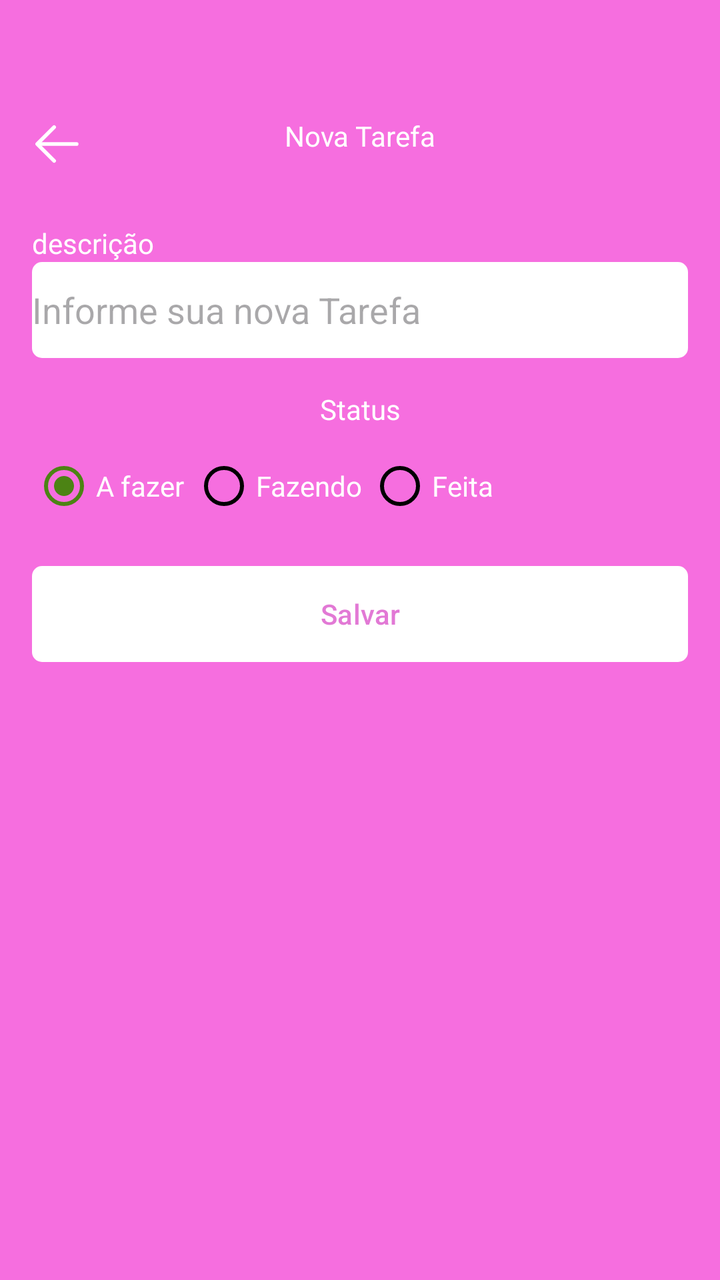
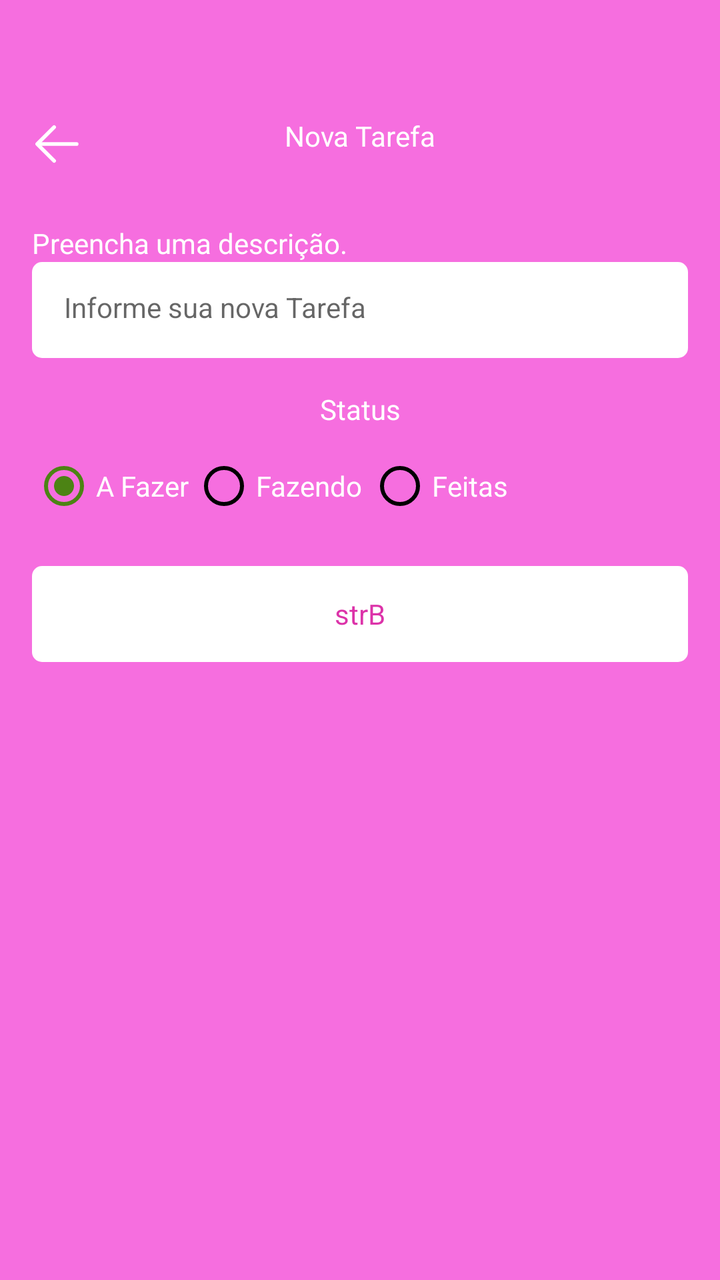

Screens rendered from an Android XML layout before and after an edit, with the pre-edit source and the edit as a unified diff.
<!-- AndroidManifest.xml: application theme Theme.Kanban -->
<!-- res/layout/fragment_form_task.xml -->
<?xml version="1.0" encoding="utf-8"?>
<ScrollView xmlns:android="http://schemas.android.com/apk/res/android"
    xmlns:tools="http://schemas.android.com/tools"
    android:layout_width="match_parent"
    android:layout_height="match_parent"
    xmlns:app="http://schemas.android.com/apk/res-auto"
    tools:context=".ui.FormTaskFragment">

    <LinearLayout
        android:layout_width="match_parent"
        android:layout_height="wrap_content"
        android:orientation="vertical">

        <com.google.android.material.appbar.MaterialToolbar
            android:id="@+id/toolbar"
            android:layout_width="match_parent"
            android:layout_height="wrap_content"
            app:navigationIcon="@drawable/icback"
            android:paddingTop="40dp" >
            <TextView
                android:layout_width="wrap_content"
                android:layout_height="wrap_content"
                android:text="Nova Tarefa"
                android:textColor="@color/white"
                android:layout_gravity="center_horizontal"/>
        </com.google.android.material.appbar.MaterialToolbar>
    <androidx.constraintlayout.widget.ConstraintLayout
        android:layout_width="match_parent"
        android:layout_height="match_parent"
        android:padding="16dp">

        <TextView
            android:id="@+id/textView"
            android:layout_width="wrap_content"
            android:layout_height="wrap_content"
            android:text="descrição"
            android:textColor="@color/white"
            app:layout_constraintStart_toStartOf="parent"
            app:layout_constraintTop_toTopOf="parent"
            />
        <EditText
            android:id="@+id/editTextDescricao"
            android:layout_width="match_parent"
            android:layout_height="48dp"
            android:background="@drawable/bg_edit_text"
            android:hint="Informe sua nova Tarefa"
            app:layout_constraintEnd_toEndOf="parent"
            app:layout_constraintStart_toStartOf="parent"
            app:layout_constraintTop_toBottomOf="@id/textView"/>

        <TextView
            android:id="@+id/textViewStatus"
            android:layout_width="wrap_content"
            android:layout_height="wrap_content"
            android:layout_marginTop="16dp"
            android:text="Status"
            android:textColor="@color/white"
            app:layout_constraintEnd_toEndOf="parent"
            app:layout_constraintStart_toStartOf="parent"
            app:layout_constraintTop_toBottomOf="@id/editTextDescricao"
            />
        <RadioGroup
            android:layout_width="match_parent"
            android:layout_height="wrap_content"
            android:layout_marginTop="5dp"
            android:orientation="horizontal"
            android:id="@+id/radioGroup"
            app:layout_constraintEnd_toEndOf="parent"
            app:layout_constraintStart_toStartOf="parent"
            app:layout_constraintTop_toBottomOf="@id/textViewStatus"
            >
            <RadioButton
                android:layout_width="80dp"
                android:layout_height="48dp"
                android:backgroundTint="@color/black"
                android:id="@+id/rbTodo"
                android:text="A fazer"
                android:checked="true"
                android:theme="@style/MyRadioButton"
                android:textColor="@color/white"/>
            <RadioButton
                android:layout_width="88dp"
                android:layout_height="48dp"
                android:backgroundTint="@color/black"
                android:id="@+id/rbDoing"
                android:theme="@style/MyRadioButton"
                android:text="Fazendo"
                android:textColor="@color/white"/>
            <RadioButton
                android:layout_width="88dp"
                android:layout_height="48dp"
                android:backgroundTint="@color/black"
                android:id="@+id/rbDone"
                android:theme="@style/MyRadioButton"
                android:text="Feita"
                android:textColor="@color/white"/>

        </RadioGroup>

        <com.google.android.material.button.MaterialButton
            android:id="@+id/buttonSave"
            android:layout_width="match_parent"
            android:layout_height="wrap_content"
            android:layout_marginTop="16dp"
            android:background="@drawable/bg_btn"
            android:text="Salvar"
            android:textAllCaps="false"
            android:textColor="@color/primaria"
            app:backgroundTint="@null"
            app:layout_constraintEnd_toEndOf="parent"
            app:layout_constraintStart_toStartOf="parent"
            app:layout_constraintTop_toBottomOf="@+id/radioGroup"/>
        <ProgressBar

            android:layout_width="wrap_content"

            android:layout_height="wrap_content"

            android:id="@+id/progressBar"
            android:layout_marginTop="8dp"
            android:layout_gravity="center"
            android:indeterminateTint="@color/white"
            android:visibility="invisible"
            tools:visibility="visible"
            app:layout_constraintEnd_toEndOf="parent"
            app:layout_constraintStart_toStartOf="parent"
            app:layout_constraintTop_toBottomOf="@+id/buttonSave"/>


    </androidx.constraintlayout.widget.ConstraintLayout>
    </LinearLayout>
</ScrollView>
<!-- resources referenced by this layout -->
<resources>
  <color name="black">#FF000000</color>
  <color name="primaria">#E279D5</color>
  <color name="white">#FFFFFFFF</color>
  <!-- drawable bg_btn (drawable) -->
  <?xml version="1.0" encoding="utf-8"?>
  <shape xmlns:android="http://schemas.android.com/apk/res/android"
      android:shape="rectangle">
      <solid android:color="@color/white"/>
      <corners android:radius="5dp"/>
  </shape>
  <!-- drawable bg_edit_text (drawable) -->
  <?xml version="1.0" encoding="utf-8"?>
  <shape xmlns:android="http://schemas.android.com/apk/res/android"
      android:shape="rectangle">
      <solid android:color="@color/white"/>
      <corners android:radius="5dp"/>
  </shape>
  <!-- drawable icback (drawable) -->
  <vector xmlns:android="http://schemas.android.com/apk/res/android"
      android:width="30dp"
      android:height="30dp"
      android:viewportWidth="1024"
      android:viewportHeight="1024">
    <path
        android:pathData="M224,480h640a32,32 0,1 1,0 64H224a32,32 0,0 1,0 -64z"
        android:fillColor="@color/white"/>
    <path
        android:pathData="m237.2,512 l265.4,265.3a32,32 0,0 1,-45.3 45.3l-288,-288a32,32 0,0 1,0 -45.3l288,-288a32,32 0,1 1,45.3 45.3L237.2,512z"
        android:fillColor="@color/white"/>
  </vector>
  <style name="MyRadioButton" parent="Theme.AppCompat.Light">
          <item name="colorControlNormal">@color/black</item>
          <item name="colorControlActivated">@color/green</item>
      </style>
  <style name="Theme.Kanban" parent="Base.Theme.Kanban" />
  <color name="green">#4C8314</color>
  <style name="Base.Theme.Kanban" parent="Theme.Material3.DayNight.NoActionBar">
          
          
          <item name="colorPrimary">@color/primaria</item>
          <item name="colorPrimaryVariant">@color/primariaVariante</item>
          <item name="android:windowBackground">@color/fundo</item>
      </style>
  <color name="primariaVariante">#DC33A9</color>
  <color name="fundo">#F66EDF</color>
</resources>

<!-- the commit's change to res/layout/fragment_form_task.xml (unified diff, before → after) -->
@@ -33,7 +33,7 @@
             android:id="@+id/textView"
             android:layout_width="wrap_content"
             android:layout_height="wrap_content"
-            android:text="descrição"
+            android:text="@string/description_empty_form_task_fragment"
             android:textColor="@color/white"
             app:layout_constraintStart_toStartOf="parent"
             app:layout_constraintTop_toTopOf="parent"
@@ -42,7 +42,7 @@
             android:id="@+id/editTextDescricao"
             android:layout_width="match_parent"
             android:layout_height="48dp"
-            android:background="@drawable/bg_edit_text"
+            style="@style/EditTextTheme"
             android:hint="Informe sua nova Tarefa"
             app:layout_constraintEnd_toEndOf="parent"
             app:layout_constraintStart_toStartOf="parent"
@@ -74,7 +74,7 @@
                 android:layout_height="48dp"
                 android:backgroundTint="@color/black"
                 android:id="@+id/rbTodo"
-                android:text="A fazer"
+                android:text="@string/status_task_todo"
                 android:checked="true"
                 android:theme="@style/MyRadioButton"
                 android:textColor="@color/white"/>
@@ -84,7 +84,7 @@
                 android:backgroundTint="@color/black"
                 android:id="@+id/rbDoing"
                 android:theme="@style/MyRadioButton"
-                android:text="Fazendo"
+                android:text="@string/status_task_doing"
                 android:textColor="@color/white"/>
             <RadioButton
                 android:layout_width="88dp"
@@ -92,7 +92,7 @@
                 android:backgroundTint="@color/black"
                 android:id="@+id/rbDone"
                 android:theme="@style/MyRadioButton"
-                android:text="Feita"
+                android:text="@string/status_task_done"
                 android:textColor="@color/white"/>
 
         </RadioGroup>
@@ -102,10 +102,8 @@
             android:layout_width="match_parent"
             android:layout_height="wrap_content"
             android:layout_marginTop="16dp"
-            android:background="@drawable/bg_btn"
-            android:text="Salvar"
-            android:textAllCaps="false"
-            android:textColor="@color/primaria"
+            style="@style/ButtonTheme"
+            android:text="strB"
             app:backgroundTint="@null"
             app:layout_constraintEnd_toEndOf="parent"
             app:layout_constraintStart_toStartOf="parent"
<!-- resource entries referenced after the edit -->
@@ -30,6 +30,21 @@
         android:pathData="m237.2,512 l265.4,265.3a32,32 0,0 1,-45.3 45.3l-288,-288a32,32 0,0 1,0 -45.3l288,-288a32,32 0,1 1,45.3 45.3L237.2,512z"
         android:fillColor="@color/white"/>
   </vector>
+  <string name="description_empty_form_task_fragment">Preencha uma descrição.</string>
+  <string name="status_task_doing">Fazendo</string>
+  <string name="status_task_done">Feitas</string>
+  <string name="status_task_todo">A Fazer</string>
+  <style name="ButtonTheme" parent="Theme.MaterialComponents.DayNight.NoActionBar">
+          <item name="android:background">@drawable/bg_btn</item>
+          <item name="android:textAllCaps">false</item>
+          <item name="android:textColor">@color/primariaVariante</item>
+          <item name="backgroundTint">@null</item>
+      </style>
+  <style name="EditTextTheme" parent="Theme.MaterialComponents.DayNight.NoActionBar">
+          <item name="android:background">@drawable/bg_edit_text</item>
+          <item name="android:padding">16dp</item>
+          <item name="android:textSize">14sp</item>
+      </style>
   <style name="MyRadioButton" parent="Theme.AppCompat.Light">
           <item name="colorControlNormal">@color/black</item>
           <item name="colorControlActivated">@color/green</item>
